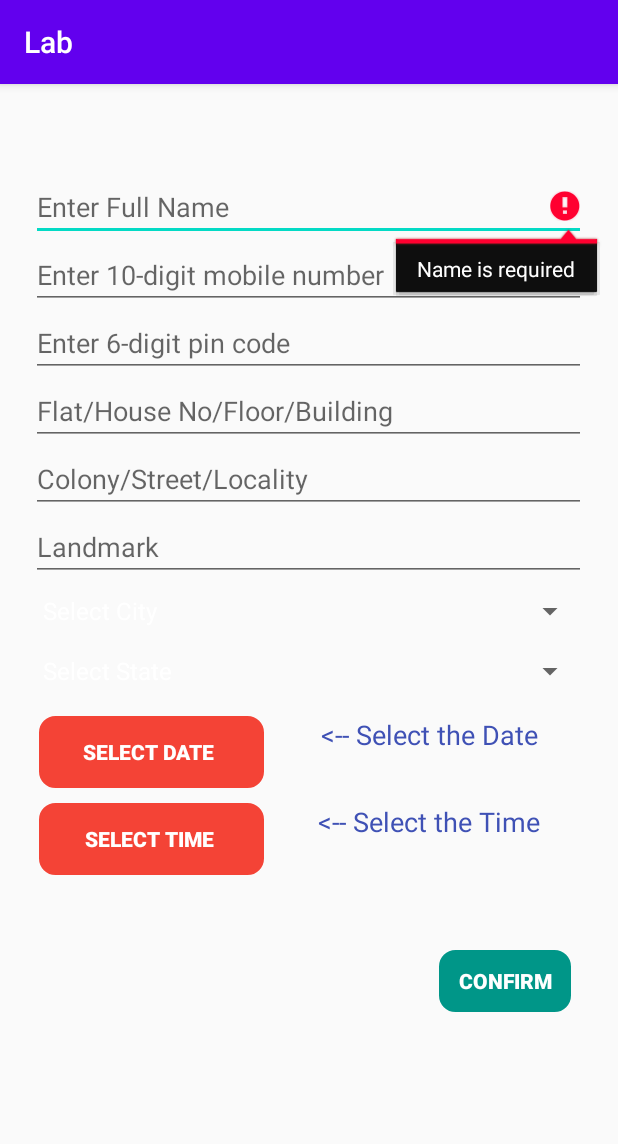
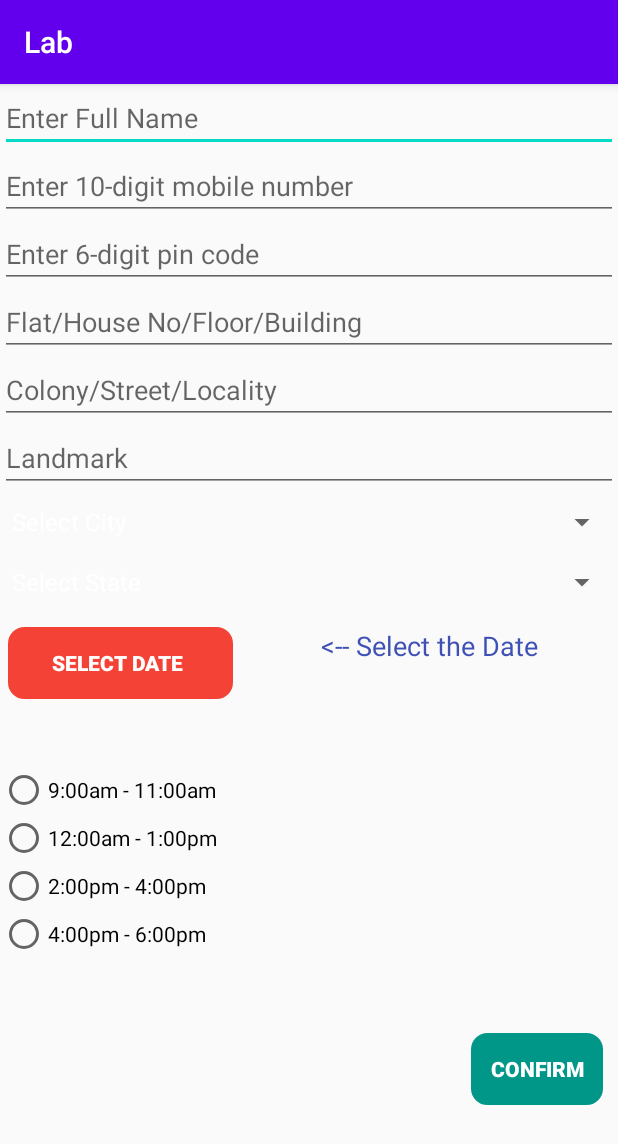
Before and after one commit to harpreetkaur776944/Lab, an Android app: the OrderDetails screen opened directly, with no data from a screen before it, on a phone screen of 412 x 824 dp. Shown: the top 1144 px of the screen. Run offline under Robolectric (Android 15) with nearby library versions, the phone set to English and light mode, and no system bars; our stand-ins replace Firebase (no records; nobody signed in at launch, a user with empty details on screens opened directly); Roboto replaces fonts that are not available here.

Commit message:
started working on ordering process

```diff
--- a/app/src/main/java/com/example/lab/OrderDetails.java
+++ b/app/src/main/java/com/example/lab/OrderDetails.java
@@ -1,8 +1,10 @@
 package com.example.lab;
 
+import androidx.annotation.NonNull;
 import androidx.appcompat.app.AppCompatActivity;
 
 import android.app.DatePickerDialog;
+import android.content.Intent;
 import android.os.Bundle;
 import android.view.View;
 import android.widget.Adapter;
@@ -10,20 +12,35 @@ import android.widget.ArrayAdapter;
 import android.widget.Button;
 import android.widget.DatePicker;
 import android.widget.EditText;
+import android.widget.RadioButton;
+import android.widget.RadioGroup;
 import android.widget.Spinner;
 import android.widget.TextView;
+import android.widget.Toast;
 
+import com.google.firebase.database.DataSnapshot;
+import com.google.firebase.database.DatabaseError;
+import com.google.firebase.database.DatabaseReference;
+import com.google.firebase.database.FirebaseDatabase;
+import com.google.firebase.database.Query;
+import com.google.firebase.database.ValueEventListener;
+
+import java.util.ArrayList;
 import java.util.Calendar;
+import java.util.List;
 
 public class OrderDetails extends AppCompatActivity {
 
     EditText name,phone,pincode,houseNo,street,landmark;
-    TextView date,time;
+    TextView date,time,error;
     Spinner selectcity,selectState;
-    Button selectDate,selectTime,confirm;
+    Button selectDate,confirm;
     Calendar calendar;
     String[] city = {"Select City","Patiala","Nabha","Rajpura","Sanaur","Nabha"};
     String[] state= {"Select State","Punjab"};
+    RadioGroup radioGroup;
+    RadioButton r1,r2,r3,r4;
+    DatabaseReference databaseReference;
 
     @Override
     protected void onCreate(Bundle savedInstanceState) {
@@ -40,8 +57,21 @@ public class OrderDetails extends AppCompatActivity {
         selectcity = findViewById(R.id.spinnerCity);
         selectState = findViewById(R.id.spinnerState);
         selectDate = findViewById(R.id.buttonDate);
-        selectTime = findViewById(R.id.buttonTime);
         confirm = findViewById(R.id.buttonConfirm);
+        radioGroup = findViewById(R.id.radioGroup);
+        r1 = findViewById(R.id.radioButton);
+        r2= findViewById(R.id.radioButton2);
+        r3= findViewById(R.id.radioButton3);
+        r4 = findViewById(R.id.radioButton4);
+        error = findViewById(R.id.textViewError);
+
+        radioGroup.clearCheck();
+        r1.setEnabled(true);
+        r2.setEnabled(true);
+        r3.setEnabled(true);
+        r4.setEnabled(true);
+        time.setText("");
+        error.setText("");
 
         ArrayAdapter adp= new ArrayAdapter(getApplicationContext(),android.R.layout.simple_spinner_dropdown_item,city);
         selectcity.setAdapter(adp);
@@ -50,65 +80,15 @@ public class OrderDetails extends AppCompatActivity {
         selectState.setAdapter(adp2);
 
 
-        String Name = name.getText().toString().trim();
-        if(Name.isEmpty())
-        {
-            name.setError("Name is required");
-            name.requestFocus();
-            return;
-        }
 
-        String Phone = phone.getText().toString().trim();
-        if(Phone.isEmpty())
-        {
-            phone.setError("PhoneNumber is required");
-            phone.requestFocus();
-            return;
-        }
-
-        String Pincode = pincode.getText().toString().trim();
-        if(Pincode.isEmpty())
-        {
-            pincode.setError("Pincode is required");
-            pincode.requestFocus();
-            return;
-        }
-
-        String HouseNo = houseNo.getText().toString().trim();
-        if(HouseNo.isEmpty())
-        {
-            houseNo.setError("House Number is required");
-            houseNo.requestFocus();
-            return;
-        }
-
-        String Street = street.getText().toString().trim();
-        if(Street.isEmpty())
-        {
-            street.setError("Street is required");
-            street.requestFocus();
-            return;
-        }
-
-        String Landmark = landmark.getText().toString().trim();
-        if(Landmark.isEmpty())
-        {
-            landmark.setError("Landmark is required");
-            landmark.requestFocus();
-            return;
-        }
-
-        String City = selectcity.getSelectedItem().toString();
-        if(City.equals("Select City"))
-        {
-
-        }
-
-        String State = selectState.getSelectedItem().toString();
-        if(State.equals("Select State"))
-        {
-
-        }
+        final String Name = name.getText().toString().trim();
+        final String Phone = phone.getText().toString().trim();
+        final String Pincode = pincode.getText().toString().trim();
+        final String HouseNo = houseNo.getText().toString().trim();
+        final String Street = street.getText().toString().trim();
+        final String Landmark = landmark.getText().toString().trim();
+        final String City = selectcity.getSelectedItem().toString();
+        final String State = selectState.getSelectedItem().toString();
 
         selectDate.setOnClickListener(new View.OnClickListener() {
             @Override
@@ -121,23 +101,135 @@ public class OrderDetails extends AppCompatActivity {
                 DatePickerDialog datePickerDialog = new DatePickerDialog(v.getContext(), new DatePickerDialog.OnDateSetListener() {
                     @Override
                     public void onDateSet(DatePicker view, int year, int month, int day) {
-
-                        String Date = day + "/"+month+"/"+year;
-                        date.setText(Date);
+                        String DateOrder = day + "/"+month+"/"+year;
+                        date.setText(DateOrder);
                     }
                 },year,month,dayOfMonth);
                 datePickerDialog.show();
-            }
-        });
-
-        selectTime.setOnClickListener(new View.OnClickListener() {
-            @Override
-            public void onClick(View v) {
 
             }
         });
 
+        confirm.setOnClickListener(new View.OnClickListener() {
+            @Override
+            public void onClick(View v) {
+
+                if(Name.isEmpty())
+                {
+                    name.setError("Name is required");
+                    name.requestFocus();
+                    return;
+                }
+                if(Phone.isEmpty())
+                {
+                    phone.setError("PhoneNumber is required");
+                    phone.requestFocus();
+                    return;
+                }
+                if(Pincode.isEmpty())
+                {
+                    pincode.setError("Pincode is required");
+                    pincode.requestFocus();
+                    return;
+                }
+                if(Landmark.isEmpty())
+                {
+                    landmark.setError("Landmark is required");
+                    landmark.requestFocus();
+                    return;
+                }
+
+                if(HouseNo.isEmpty())
+                {
+                    houseNo.setError("House Number is required");
+                    houseNo.requestFocus();
+                    return;
+                }
+                if(Street.isEmpty())
+                {
+                    street.setError("Street is required");
+                    street.requestFocus();
+                    return;
+                }
+
+
+                String OrderId =Phone+System.currentTimeMillis();
+                String dateOrder = date.getText().toString().trim();
+
+                boolean flag = false,flag2 = false;
+                if(City.equals("Select City"))
+                {
+                    error.setText("City must be selected ");
+                    flag = true;
+                }
+                if(State.equals("Select State"))
+                {
+                    error.setText(error.getText().toString().trim()+"State must be selected ");
+                    flag2= true;
+                }
+
+                checkIfDateAvilable(dateOrder);
+
+                String timeSlot="";
+                if(r1.isSelected())
+                    timeSlot=Constants.TIME_SLOT_FIRST;
+                else if(r2.isSelected())
+                    timeSlot=Constants.TIME_SLOT_SECOND;
+                else if(r3.isSelected())
+                    timeSlot=Constants.TIME_SLOT_THIRD;
+                else if(r4.isSelected())
+                    timeSlot=Constants.TIME_SLOT_FOURTH;
+
+                if(flag && flag2 && !timeSlot.equals("")) {
+                    Order order = new Order(OrderId, Name, Phone, Pincode, HouseNo, Street, Landmark, City, State, dateOrder,timeSlot);
+                    databaseReference.child(Constants.DATABASE_ORDER).push().setValue(order);
+                    TimeSlot timeSlot1 = new TimeSlot(OrderId,dateOrder,timeSlot);
+                    databaseReference.child(Constants.DATABASE_TIMESLOT).push().setValue(timeSlot1);
+                }
+            }
+        });
+
+    }
+    private void checkIfDateAvilable(final String date)
+    {
+        final List<TimeSlot> checkList = new ArrayList<>();
+        databaseReference = FirebaseDatabase.getInstance().getReference(Constants.DATABASE_TIMESLOT);
+        databaseReference.addValueEventListener(new ValueEventListener() {
+            @Override
+            public void onDataChange(@NonNull DataSnapshot dataSnapshot) {
+                for (DataSnapshot ds : dataSnapshot.getChildren()) {
+                   TimeSlot timeSlot = ds.getValue(TimeSlot.class);
+                   if(timeSlot.date.equals(date))
+                   {
+                       checkList.add(timeSlot);
+                   }
+                }
+                if(checkList.size()==4)
+                {
+                    time.setText("No Booking Avaliable for this date select another");
+                }
+                else {
+                    time.setText("Select the Time Slot");
+                    for (TimeSlot timeslot : checkList) {
+                        if (timeslot.getDate().equals(Constants.TIME_SLOT_FIRST))
+                            r1.setEnabled(false);
+                        else if (timeslot.getDate().equals(Constants.TIME_SLOT_SECOND))
+                            r2.setEnabled(false);
+                        else if (timeslot.getDate().equals(Constants.TIME_SLOT_THIRD))
+                            r3.setEnabled(false);
+                        else if (timeslot.getDate().equals(Constants.TIME_SLOT_FOURTH))
+                            r4.setEnabled(false);
+                    }
+                }
+            }
+
+            @Override
+            public void onCancelled(@NonNull DatabaseError databaseError) {
+
+            }
+        });
     }
 
 
+
 }
--- a/app/src/main/res/layout/activity_order_details.xml
+++ b/app/src/main/res/layout/activity_order_details.xml
@@ -6,16 +6,21 @@
     android:layout_height="match_parent"
     tools:context=".OrderDetails">
 
+    <ScrollView
+        android:layout_width="match_parent"
+        android:layout_height="match_parent">
+
+
         <LinearLayout
-        android:layout_width="370dp"
-        android:layout_height="559dp"
+            android:layout_width="match_parent"
+            android:layout_height="match_parent"
             android:orientation="vertical"
             app:layout_constraintBottom_toBottomOf="parent"
             app:layout_constraintEnd_toEndOf="parent"
-        app:layout_constraintHorizontal_bias="0.487"
+            app:layout_constraintHorizontal_bias="0.555"
             app:layout_constraintStart_toStartOf="parent"
             app:layout_constraintTop_toTopOf="parent"
-        app:layout_constraintVertical_bias="0.284">
+            app:layout_constraintVertical_bias="0.448">
 
             <EditText
                 android:id="@+id/editTextName"
@@ -108,31 +113,53 @@
             </LinearLayout>
 
             <LinearLayout
+                android:id="@+id/TimeSlotSelection"
                 android:layout_width="match_parent"
                 android:layout_height="wrap_content"
-            android:orientation="horizontal">
-
-            <Button
-                android:id="@+id/buttonTime"
-                android:layout_width="150dp"
-                android:layout_height="wrap_content"
-                android:layout_marginLeft="5dp"
-                android:layout_marginTop="10dp"
-                android:layout_marginRight="5dp"
-                android:background="@drawable/border_button"
-                android:backgroundTint="#F44336"
-                android:text="Select Time "
-                android:textColor="@android:color/white"
-                android:textStyle="bold" />
+                android:orientation="vertical">
 
                 <TextView
                     android:id="@+id/textViewTime"
                     android:layout_width="match_parent"
-                android:layout_height="40dp"
-                android:text="@string/select_the_time"
-                android:textAlignment="center"
-                android:textColor="#3F51B5"
-                android:textSize="18sp" />
+                    android:layout_height="wrap_content"
+                    android:layout_marginLeft="5dp"
+                    android:layout_marginTop="10dp"
+                    android:layout_marginBottom="10dp"
+                    android:text="Select the time slot"
+                    android:textAlignment="textStart"
+                    android:textColor="#009688"
+                    android:textSize="18sp"
+                    android:textStyle="bold" />
+
+                <RadioGroup
+                    android:id="@+id/radioGroup"
+                    android:layout_width="match_parent"
+                    android:layout_height="wrap_content">
+
+                    <RadioButton
+                        android:id="@+id/radioButton"
+                        android:layout_width="match_parent"
+                        android:layout_height="wrap_content"
+                        android:text="9:00am - 11:00am" />
+
+                    <RadioButton
+                        android:id="@+id/radioButton2"
+                        android:layout_width="match_parent"
+                        android:layout_height="wrap_content"
+                        android:text="12:00am - 1:00pm" />
+
+                    <RadioButton
+                        android:id="@+id/radioButton3"
+                        android:layout_width="match_parent"
+                        android:layout_height="wrap_content"
+                        android:text="2:00pm - 4:00pm" />
+
+                    <RadioButton
+                        android:id="@+id/radioButton4"
+                        android:layout_width="match_parent"
+                        android:layout_height="wrap_content"
+                        android:text="4:00pm - 6:00pm" />
+                </RadioGroup>
             </LinearLayout>
 
             <Button
@@ -149,6 +176,13 @@
                 android:textColor="@color/cardview_light_background"
                 android:textStyle="bold" />
 
+            <TextView
+                android:id="@+id/textViewError"
+                android:layout_width="match_parent"
+                android:layout_height="wrap_content"
+                android:textColor="@android:color/holo_red_light"
+                android:textSize="18sp" />
+
         </LinearLayout>
-
+    </ScrollView>
 </androidx.constraintlayout.widget.ConstraintLayout>
```
Also changed, not shown: app/src/main/java/com/example/lab/Constants.java (+8 -0 lines), app/src/main/java/com/example/lab/Order.java (+105 -0 lines), app/src/main/java/com/example/lab/TimeSlot.java (added, +44 -0 lines). Lines whose indentation alone changed are shown as unchanged.
